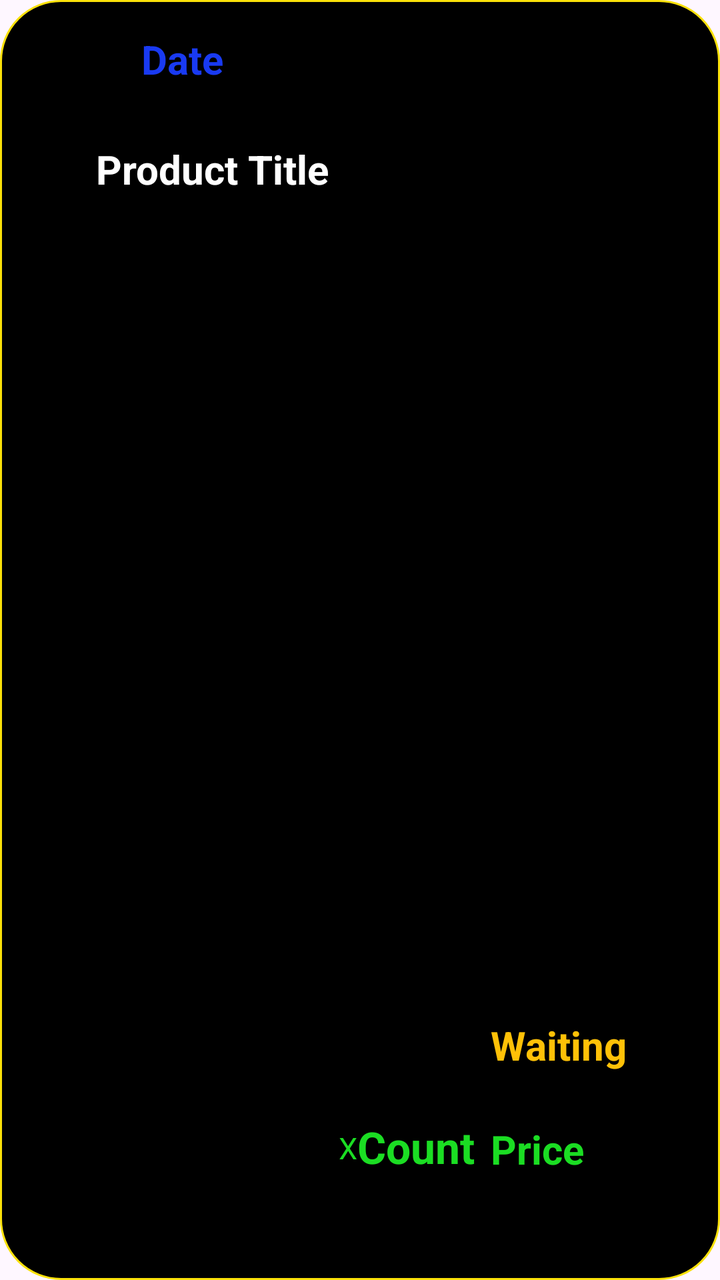
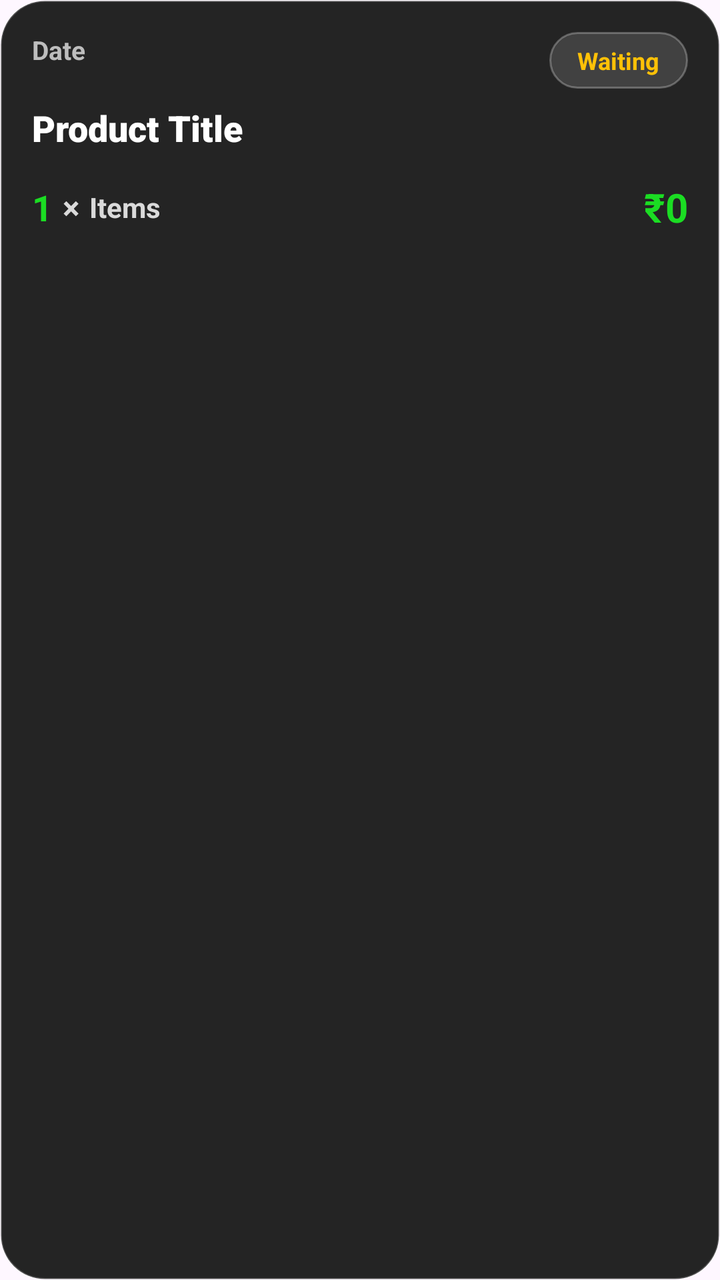

Compare the two renders of this Android layout. The source of the first and the diff that turns it into the second are given below.
<!-- AndroidManifest.xml: application theme Theme.Blinklit -->
<!-- res/layout/sample_layout_orders.xml -->
<?xml version="1.0" encoding="utf-8"?>
<androidx.constraintlayout.widget.ConstraintLayout xmlns:android="http://schemas.android.com/apk/res/android"
    xmlns:app="http://schemas.android.com/apk/res-auto"
    xmlns:tools="http://schemas.android.com/tools"
    android:layout_width="match_parent"
    android:background="@drawable/bg_orders"
    android:layout_height="150dp">


    <TextView
        android:id="@+id/Date"
        android:layout_width="wrap_content"
        android:layout_height="wrap_content"
        android:layout_marginTop="16dp"
        android:text="Date"
        android:textColor="#193AF2"
        android:textSize="20sp"
        android:textStyle="bold"
        app:layout_constraintEnd_toEndOf="parent"
        app:layout_constraintHorizontal_bias="0.222"
        app:layout_constraintStart_toStartOf="parent"
        app:layout_constraintTop_toTopOf="parent" />

    <ImageView
        android:id="@+id/deleteOrder"
        android:layout_width="30dp"
        android:layout_height="30dp"
        android:layout_marginBottom="120dp"
        android:visibility="gone"
        android:src="@drawable/remove"
        app:layout_constraintBottom_toBottomOf="parent"
        app:layout_constraintEnd_toEndOf="parent"
        app:layout_constraintHorizontal_bias="0.384"
        app:layout_constraintStart_toEndOf="@+id/status2" />

    <TextView
        android:id="@+id/count"
        android:layout_width="wrap_content"
        android:layout_height="wrap_content"
        android:layout_marginBottom="52dp"
        android:text="Count"
        android:textColor="@color/green"
        android:textSize="22sp"
        android:textStyle="bold"
        app:layout_constraintBottom_toBottomOf="parent"
        app:layout_constraintEnd_toStartOf="@+id/price"
        app:layout_constraintHorizontal_bias="0.0"
        app:layout_constraintStart_toEndOf="@+id/textView15" />

    <TextView
        android:id="@+id/textView15"
        android:layout_width="wrap_content"
        android:layout_height="wrap_content"
        android:layout_marginBottom="56dp"
        android:text="X"
        android:textColor="@color/green"
        android:textSize="15sp"
        app:layout_constraintBottom_toBottomOf="parent"
        app:layout_constraintEnd_toStartOf="@+id/price"
        app:layout_constraintHorizontal_bias="0.065"
        app:layout_constraintStart_toEndOf="@+id/ProductTitle" />



    <TextView
        android:id="@+id/ProductTitle"
        android:layout_width="wrap_content"
        android:layout_height="wrap_content"
        android:layout_marginStart="48dp"
        android:layout_marginTop="28dp"
        android:maxWidth="180dp"
        android:text="Product Title"
        android:textColor="@color/white"
        android:textSize="20sp"
        android:textStyle="bold"
        app:layout_constraintStart_toStartOf="parent"
        app:layout_constraintTop_toBottomOf="@+id/Date" />

    <TextView
        android:id="@+id/price"
        android:layout_width="wrap_content"
        android:layout_height="wrap_content"
        android:layout_marginEnd="68dp"
        android:layout_marginBottom="52dp"
        android:text="Price"
        android:textColor="@color/green"
        android:textSize="20sp"
        android:textStyle="bold"
        app:layout_constraintBottom_toBottomOf="parent"
        app:layout_constraintEnd_toEndOf="parent"
        app:layout_constraintHorizontal_bias="0.727" />

    <TextView
        android:id="@+id/status2"
        android:layout_width="wrap_content"
        android:layout_height="wrap_content"
        android:layout_marginBottom="52dp"
        android:text="Waiting"
        android:textColor="@color/yellow"
        android:textSize="20sp"
        android:textStyle="bold"
        android:visibility="visible"
        app:layout_constraintBottom_toBottomOf="@+id/price"
        app:layout_constraintEnd_toEndOf="parent"
        app:layout_constraintHorizontal_bias="0.743"
        app:layout_constraintStart_toEndOf="@+id/Date" />


</androidx.constraintlayout.widget.ConstraintLayout>
<!-- resources referenced by this layout -->
<resources>
  <color name="green">#1BDD23</color>
  <color name="white">#FFFFFFFF</color>
  <color name="yellow">#FFC107</color>
  <!-- drawable bg_orders (drawable) -->
  <?xml version="1.0" encoding="utf-8"?>
  <shape xmlns:android="http://schemas.android.com/apk/res/android">
      
      <solid android:color="#000000"/>
  
      
      <stroke android:color="#FAE109" android:width="1dp"/>
  
      
      <corners android:radius="30dp"/>
  </shape>
  <!-- drawable remove: png bitmap (drawable, 16895 bytes) -->
  <style name="Theme.Blinklit" parent="Base.Theme.Blinklit" />
  <style name="Base.Theme.Blinklit" parent="Theme.Material3.DayNight.NoActionBar">
          
          
      </style>
</resources>

<!-- the commit's change to res/layout/sample_layout_orders.xml (unified diff, before → after) -->
@@ -1,109 +1,137 @@
 <?xml version="1.0" encoding="utf-8"?>
-<androidx.constraintlayout.widget.ConstraintLayout xmlns:android="http://schemas.android.com/apk/res/android"
+<androidx.constraintlayout.widget.ConstraintLayout
+    xmlns:android="http://schemas.android.com/apk/res/android"
     xmlns:app="http://schemas.android.com/apk/res-auto"
     xmlns:tools="http://schemas.android.com/tools"
+    android:id="@+id/orderItemRoot"
     android:layout_width="match_parent"
-    android:background="@drawable/bg_orders"
-    android:layout_height="150dp">
+    android:layout_height="wrap_content"
+    android:layout_marginStart="12dp"
+    android:layout_marginEnd="12dp"
+    android:layout_marginTop="8dp"
+    android:layout_marginBottom="8dp"
+    android:background="@drawable/bg_order_item_card"
+    android:elevation="8dp"
+    android:padding="16dp">
 
-
+    
     <TextView
         android:id="@+id/Date"
-        android:layout_width="wrap_content"
+        android:layout_width="0dp"
         android:layout_height="wrap_content"
-        android:layout_marginTop="16dp"
+        android:layout_marginEnd="12dp"
+        android:ellipsize="end"
+        android:maxLines="1"
         android:text="Date"
-        android:textColor="#193AF2"
-        android:textSize="20sp"
+        android:textColor="#BDBDBD"
+        android:textSize="13sp"
         android:textStyle="bold"
-        app:layout_constraintEnd_toEndOf="parent"
-        app:layout_constraintHorizontal_bias="0.222"
+        app:layout_constraintTop_toTopOf="parent"
         app:layout_constraintStart_toStartOf="parent"
-        app:layout_constraintTop_toTopOf="parent" />
+        app:layout_constraintEnd_toStartOf="@id/status2" />
 
-    <ImageView
-        android:id="@+id/deleteOrder"
-        android:layout_width="30dp"
-        android:layout_height="30dp"
-        android:layout_marginBottom="120dp"
-        android:visibility="gone"
-        android:src="@drawable/remove"
-        app:layout_constraintBottom_toBottomOf="parent"
-        app:layout_constraintEnd_toEndOf="parent"
-        app:layout_constraintHorizontal_bias="0.384"
-        app:layout_constraintStart_toEndOf="@+id/status2" />
-
-    <TextView
-        android:id="@+id/count"
-        android:layout_width="wrap_content"
-        android:layout_height="wrap_content"
-        android:layout_marginBottom="52dp"
-        android:text="Count"
-        android:textColor="@color/green"
-        android:textSize="22sp"
-        android:textStyle="bold"
-        app:layout_constraintBottom_toBottomOf="parent"
-        app:layout_constraintEnd_toStartOf="@+id/price"
-        app:layout_constraintHorizontal_bias="0.0"
-        app:layout_constraintStart_toEndOf="@+id/textView15" />
-
-    <TextView
-        android:id="@+id/textView15"
-        android:layout_width="wrap_content"
-        android:layout_height="wrap_content"
-        android:layout_marginBottom="56dp"
-        android:text="X"
-        android:textColor="@color/green"
-        android:textSize="15sp"
-        app:layout_constraintBottom_toBottomOf="parent"
-        app:layout_constraintEnd_toStartOf="@+id/price"
-        app:layout_constraintHorizontal_bias="0.065"
-        app:layout_constraintStart_toEndOf="@+id/ProductTitle" />
-
-
-
-    <TextView
-        android:id="@+id/ProductTitle"
-        android:layout_width="wrap_content"
-        android:layout_height="wrap_content"
-        android:layout_marginStart="48dp"
-        android:layout_marginTop="28dp"
-        android:maxWidth="180dp"
-        android:text="Product Title"
-        android:textColor="@color/white"
-        android:textSize="20sp"
-        android:textStyle="bold"
-        app:layout_constraintStart_toStartOf="parent"
-        app:layout_constraintTop_toBottomOf="@+id/Date" />
-
-    <TextView
-        android:id="@+id/price"
-        android:layout_width="wrap_content"
-        android:layout_height="wrap_content"
-        android:layout_marginEnd="68dp"
-        android:layout_marginBottom="52dp"
-        android:text="Price"
-        android:textColor="@color/green"
-        android:textSize="20sp"
-        android:textStyle="bold"
-        app:layout_constraintBottom_toBottomOf="parent"
-        app:layout_constraintEnd_toEndOf="parent"
-        app:layout_constraintHorizontal_bias="0.727" />
-
+    
     <TextView
         android:id="@+id/status2"
         android:layout_width="wrap_content"
         android:layout_height="wrap_content"
-        android:layout_marginBottom="52dp"
+        android:background="@drawable/bg_order_status_chip"
+        android:paddingStart="14dp"
+        android:paddingEnd="14dp"
+        android:paddingTop="6dp"
+        android:paddingBottom="6dp"
         android:text="Waiting"
         android:textColor="@color/yellow"
-        android:textSize="20sp"
+        android:textSize="12sp"
         android:textStyle="bold"
         android:visibility="visible"
-        app:layout_constraintBottom_toBottomOf="@+id/price"
+        app:layout_constraintTop_toTopOf="parent"
+        app:layout_constraintEnd_toStartOf="@id/deleteOrder" />
+
+    
+    <ImageView
+        android:id="@+id/deleteOrder"
+        android:layout_width="34dp"
+        android:layout_height="34dp"
+        android:layout_marginStart="8dp"
+        android:background="@drawable/bg_order_delete_icon"
+        android:contentDescription="Delete Order"
+        android:padding="8dp"
+        android:src="@drawable/remove"
+        android:visibility="gone"
+        app:layout_constraintTop_toTopOf="@id/status2"
+        app:layout_constraintBottom_toBottomOf="@id/status2"
         app:layout_constraintEnd_toEndOf="parent"
-        app:layout_constraintHorizontal_bias="0.743"
-        app:layout_constraintStart_toEndOf="@+id/Date" />
+        tools:visibility="visible" />
 
+    
+    <TextView
+        android:id="@+id/ProductTitle"
+        android:layout_width="0dp"
+        android:layout_height="wrap_content"
+        android:layout_marginTop="18dp"
+        android:ellipsize="end"
+        android:maxLines="2"
+        android:text="Product Title"
+        android:textColor="@color/white"
+        android:textSize="18sp"
+        android:textStyle="bold"
+        android:fontFamily="sans-serif-black"
+        app:layout_constraintTop_toBottomOf="@id/Date"
+        app:layout_constraintStart_toStartOf="parent"
+        app:layout_constraintEnd_toEndOf="parent" />
+
+    
+    <LinearLayout
+        android:id="@+id/orderPriceRow"
+        android:layout_width="0dp"
+        android:layout_height="wrap_content"
+        android:layout_marginTop="14dp"
+        android:gravity="center_vertical"
+        android:orientation="horizontal"
+        app:layout_constraintTop_toBottomOf="@id/ProductTitle"
+        app:layout_constraintStart_toStartOf="parent"
+        app:layout_constraintEnd_toEndOf="parent">
+
+        <TextView
+            android:id="@+id/count"
+            android:layout_width="wrap_content"
+            android:layout_height="wrap_content"
+            android:text="1"
+            android:textColor="@color/green"
+            android:textSize="18sp"
+            android:textStyle="bold" />
+
+        <TextView
+            android:id="@+id/textView15"
+            android:layout_width="wrap_content"
+            android:layout_height="wrap_content"
+            android:layout_marginStart="5dp"
+            android:layout_marginEnd="5dp"
+            android:text="×"
+            android:textColor="#DADADA"
+            android:textSize="16sp"
+            android:textStyle="bold" />
+
+        <TextView
+            android:id="@+id/itemLabel"
+            android:layout_width="0dp"
+            android:layout_height="wrap_content"
+            android:layout_weight="1"
+            android:text="Items"
+            android:textColor="#DADADA"
+            android:textSize="14sp"
+            android:textStyle="bold" />
+
+        <TextView
+            android:id="@+id/price"
+            android:layout_width="wrap_content"
+            android:layout_height="wrap_content"
+            android:text="₹0"
+            android:textColor="@color/green"
+            android:textSize="20sp"
+            android:textStyle="bold" />
+
+    </LinearLayout>
 
 </androidx.constraintlayout.widget.ConstraintLayout>
<!-- resource entries referenced after the edit -->
@@ -3,17 +3,32 @@
   <color name="green">#1BDD23</color>
   <color name="white">#FFFFFFFF</color>
   <color name="yellow">#FFC107</color>
-  <!-- drawable bg_orders (drawable) -->
+  <!-- drawable bg_order_delete_icon (drawable) -->
   <?xml version="1.0" encoding="utf-8"?>
   <shape xmlns:android="http://schemas.android.com/apk/res/android">
-      
-      <solid android:color="#000000"/>
-  
-      
-      <stroke android:color="#FAE109" android:width="1dp"/>
-  
-      
-      <corners android:radius="30dp"/>
+      <solid android:color="#22FF4D4D" />
+      <corners android:radius="50dp" />
+      <stroke
+          android:width="1dp"
+          android:color="#66FF4D4D" />
+  </shape>
+  <!-- drawable bg_order_item_card (drawable) -->
+  <?xml version="1.0" encoding="utf-8"?>
+  <shape xmlns:android="http://schemas.android.com/apk/res/android">
+      <solid android:color="#242424" />
+      <corners android:radius="22dp" />
+      <stroke
+          android:width="1dp"
+          android:color="#33FFFFFF" />
+  </shape>
+  <!-- drawable bg_order_status_chip (drawable) -->
+  <?xml version="1.0" encoding="utf-8"?>
+  <shape xmlns:android="http://schemas.android.com/apk/res/android">
+      <solid android:color="#22FFFFFF" />
+      <corners android:radius="50dp" />
+      <stroke
+          android:width="1dp"
+          android:color="#44FFFFFF" />
   </shape>
   <!-- drawable remove: png bitmap (drawable, 16895 bytes) -->
   <style name="Theme.Blinklit" parent="Base.Theme.Blinklit" />
